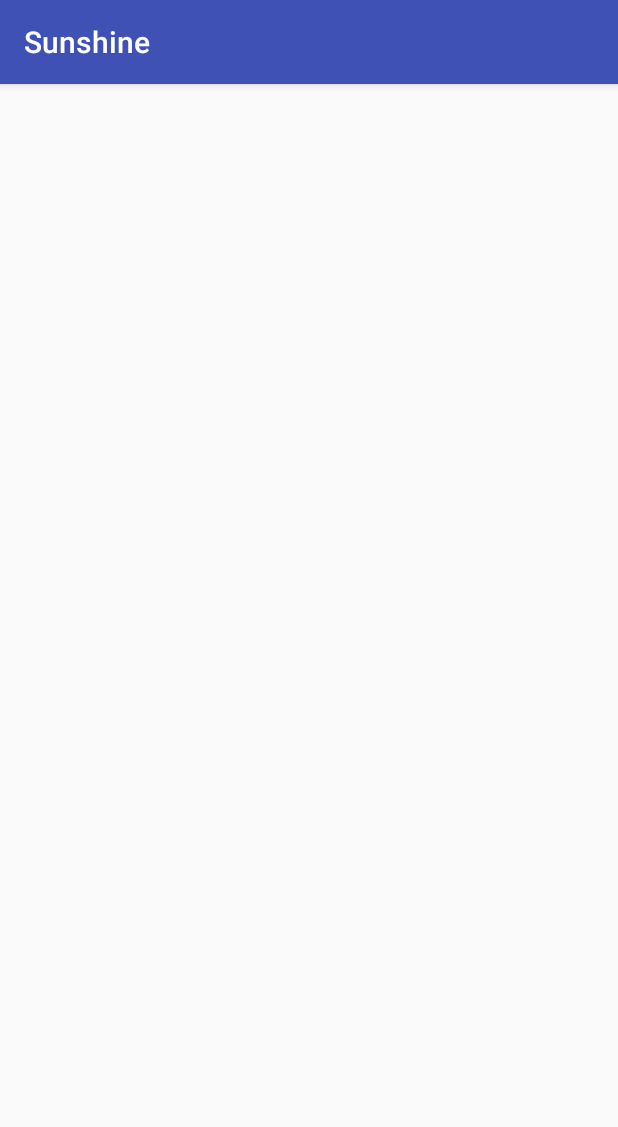
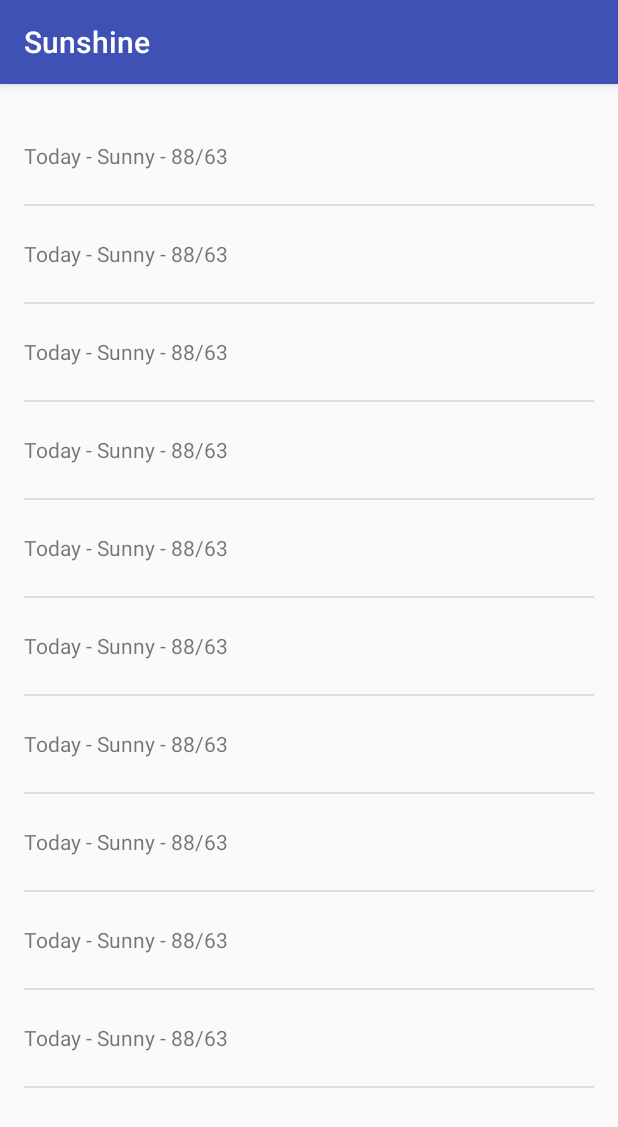
Before and after one commit to AlexRedchets/Sunshine, an Android app: the screen it shows after launch (MainActivity), on a phone screen of 412 x 824 dp. Shown: the top 1127 px of the screen. Run offline under Robolectric (Android 15) with nearby library versions, the phone set to English and light mode, and no system bars.

Commit message:
ListView + Adapter

```diff
--- a/app/src/main/java/com/azvk/sunshine/PlaceholderFragment.java
+++ b/app/src/main/java/com/azvk/sunshine/PlaceholderFragment.java
@@ -6,6 +6,12 @@ import android.support.v4.app.Fragment;
 import android.view.LayoutInflater;
 import android.view.View;
 import android.view.ViewGroup;
+import android.widget.ArrayAdapter;
+import android.widget.ListView;
+
+import java.util.ArrayList;
+import java.util.Arrays;
+import java.util.List;
 
 public class PlaceholderFragment extends Fragment {
 
@@ -15,6 +21,43 @@ public class PlaceholderFragment extends Fragment {
     @Nullable
     @Override
     public View onCreateView(LayoutInflater inflater, @Nullable ViewGroup container, @Nullable Bundle savedInstanceState) {
-        return inflater.inflate(R.layout.fragment_main, container, false);
+
+        //Initialize view
+        View view = inflater.inflate(R.layout.fragment_main, container, false);
+        //Initialize adapter for list view
+        ArrayAdapter<String> adapter;
+
+        //String array for list view
+        String[] array = {"Today - Sunny - 88/63",
+                "Today - Sunny - 88/63",
+                "Today - Sunny - 88/63",
+                "Today - Sunny - 88/63",
+                "Today - Sunny - 88/63",
+                "Today - Sunny - 88/63",
+                "Today - Sunny - 88/63",
+                "Today - Sunny - 88/63",
+                "Today - Sunny - 88/63",
+                "Today - Sunny - 88/63",
+        };
+
+        //Convert string array into ArrayList
+        List<String> arrayList = new ArrayList<>(Arrays.asList(array));
+
+        //Initialize adapter
+        adapter = new ArrayAdapter<>(
+                //Current view
+                getActivity(),
+                //Layout list item
+                R.layout.list_item_forecast,
+                //TextView
+                R.id.list_item_forecast_textview,
+                arrayList);
+
+        //Initialize List View
+        ListView listView = (ListView) view.findViewById(R.id.listview_forecast);
+        //Set adapter for List View
+        listView.setAdapter(adapter);
+
+        return view;
     }
 }
--- a/app/src/main/res/layout/fragment_main.xml
+++ b/app/src/main/res/layout/fragment_main.xml
@@ -1,13 +1,15 @@
 <?xml version="1.0" encoding="utf-8"?>
-<RelativeLayout
+<FrameLayout
     xmlns:android="http://schemas.android.com/apk/res/android"
-    xmlns:tools="http://schemas.android.com/tools"
     android:layout_width="match_parent"
     android:layout_height="match_parent"
     android:layout_marginRight="@dimen/activity_horizontal_margin"
     android:layout_marginLeft="@dimen/activity_horizontal_margin"
     android:layout_marginBottom="@dimen/activity_vertical_margin"
-    android:layout_marginTop="@dimen/activity_vertical_margin"
-    tools:context=".MainActivity$PlaceholderFragment">
-
-</RelativeLayout>
+    android:layout_marginTop="@dimen/activity_vertical_margin">
+    <ListView
+        android:layout_width="match_parent"
+        android:layout_height="match_parent"
+        android:id="@+id/listview_forecast">
+    </ListView>
+</FrameLayout>
```
Also changed, not shown: app/src/main/res/layout/custom_view.xml (deleted, +0 -51 lines).
